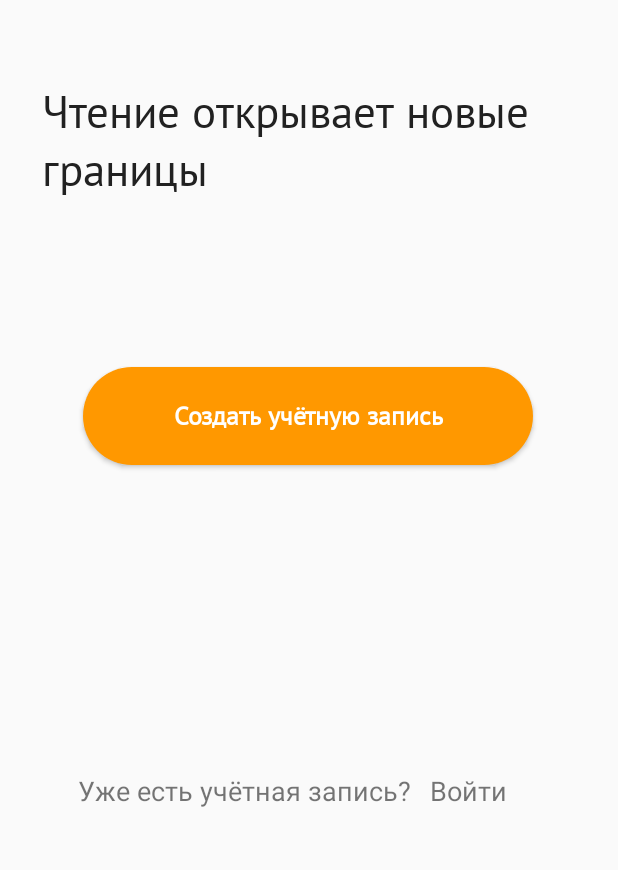
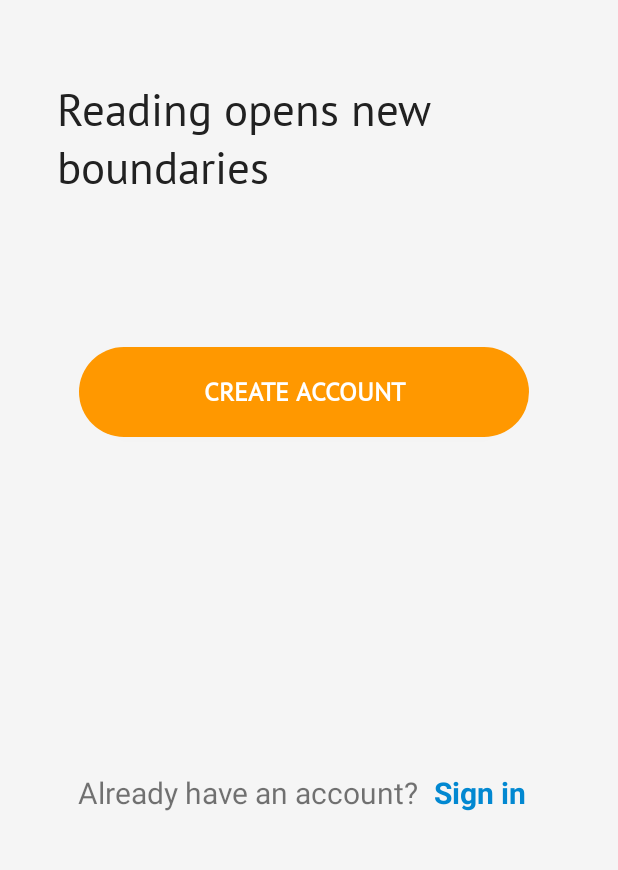
Before and after one commit to xpureheroinex/prp, an Android app: the screen it shows after launch (MainActivity), on a phone screen of 412 x 824 dp, the part 354-1224 px from its top. Run offline under Robolectric (Android 15) with nearby library versions, the phone set to English and light mode, and no system bars.

Commit message:
добавлены страницы Login, Registration
Signed-off-by: Alexander Skoruk <oleksandr.skoruk@nure.ua>

```diff
--- a/android/app/src/main/AndroidManifest.xml
+++ b/android/app/src/main/AndroidManifest.xml
@@ -11,15 +11,27 @@
         android:supportsRtl="true"
         android:theme="@style/AppTheme"
         tools:ignore="GoogleAppIndexingWarning">
-        <activity android:name=".SplashActivity" android:theme="@style/SplashTheme">
+        <activity
+            android:name=".LoginActivity"
+            android:theme="@style/Theme.AppCompat.Light.NoActionBar"></activity>
+        <activity
+            android:name=".RegistrationActivity"
+            android:theme="@style/Theme.AppCompat.Light.NoActionBar"></activity>
+        <activity
+            android:name=".SplashActivity"
+            android:theme="@style/SplashTheme">
             <intent-filter>
                 <action android:name="android.intent.action.MAIN" />
+
                 <category android:name="android.intent.category.LAUNCHER" />
             </intent-filter>
         </activity>
-        <activity android:name=".MainActivity" android:theme="@style/Theme.AppCompat.Light.NoActionBar">
+        <activity
+            android:name=".MainActivity"
+            android:theme="@style/Theme.AppCompat.Light.NoActionBar">
             <intent-filter>
                 <action android:name="android.intent.action.MAIN" />
+
                 <category android:name="android.intent.category.LAUNCHER" />
             </intent-filter>
         </activity>
--- a/android/app/src/main/java/com/example/bookspace/MainActivity.java
+++ b/android/app/src/main/java/com/example/bookspace/MainActivity.java
@@ -1,13 +1,34 @@
 package com.example.bookspace;
 
+import android.content.Intent;
 import android.support.v7.app.AppCompatActivity;
 import android.os.Bundle;
+import android.view.View;
+import android.widget.Button;
+import android.widget.TextView;
 
 public class MainActivity extends AppCompatActivity {
+
 
     @Override
     protected void onCreate(Bundle savedInstanceState) {
         super.onCreate(savedInstanceState);
         setContentView(R.layout.activity_main);
+
+        Button buttonRegister = findViewById(R.id.buttonCreateAccount);
+        buttonRegister.setOnClickListener(new View.OnClickListener() {
+            @Override
+            public void onClick(View v) {
+                startActivity(new Intent(getApplicationContext(), RegistrationActivity.class));
+            }
+        });
+
+        TextView textViewSignIn = findViewById(R.id.textViewSignIn);
+        textViewSignIn.setOnClickListener(new View.OnClickListener() {
+            @Override
+            public void onClick(View v) {
+                startActivity(new Intent(getApplicationContext(), LoginActivity.class));
+            }
+        });
     }
 }
--- a/android/app/src/main/res/layout/activity_main.xml
+++ b/android/app/src/main/res/layout/activity_main.xml
@@ -4,6 +4,7 @@
     xmlns:tools="http://schemas.android.com/tools"
     android:layout_width="match_parent"
     android:layout_height="match_parent"
+    android:background="@color/colorSplashScreen"
     tools:context=".MainActivity">
 
     <ImageView
@@ -22,30 +23,29 @@
 
     <TextView
         android:id="@+id/TaglineMain"
-        android:layout_width="368dp"
-        android:layout_height="84dp"
-        android:layout_marginStart="10dp"
+        android:layout_width="336dp"
+        android:layout_height="79dp"
+        android:layout_marginStart="32dp"
         android:layout_marginTop="8dp"
-        android:layout_marginEnd="8dp"
+        android:layout_marginEnd="32dp"
         android:layout_marginBottom="320dp"
         android:fontFamily="@font/pt_sans"
+        android:text="@string/tagline"
         android:textAlignment="viewStart"
         android:textAllCaps="false"
         android:textColor="@color/colorTextPrimary"
         android:textSize="30sp"
         app:layout_constraintBottom_toBottomOf="parent"
         app:layout_constraintEnd_toEndOf="parent"
-        app:layout_constraintHorizontal_bias="0.703"
         app:layout_constraintStart_toStartOf="parent"
         app:layout_constraintTop_toBottomOf="@+id/LogoMain"
-        app:layout_constraintVertical_bias="0.265"
-        android:text="@string/tagline" />
+        app:layout_constraintVertical_bias="0.25" />
 
     <Button
         android:id="@+id/buttonCreateAccount"
         style="@android:style/Widget.Button"
         android:layout_width="300dp"
-        android:layout_height="65dp"
+        android:layout_height="60dp"
         android:layout_marginStart="8dp"
         android:layout_marginTop="8dp"
         android:layout_marginEnd="8dp"
@@ -53,17 +53,17 @@
         android:background="@drawable/button"
         android:elevation="0dp"
         android:fontFamily="@font/pt_sans"
-        android:text="@string/buttonSignIn"
+        android:text="@string/buttonSignUp"
         android:textAllCaps="false"
         android:textColor="@color/colorText"
         android:textSize="17sp"
         android:textStyle="bold"
         app:layout_constraintBottom_toBottomOf="parent"
         app:layout_constraintEnd_toEndOf="parent"
-        app:layout_constraintHorizontal_bias="0.494"
+        app:layout_constraintHorizontal_bias="0.463"
         app:layout_constraintStart_toStartOf="parent"
         app:layout_constraintTop_toBottomOf="@+id/TaglineMain"
-        app:layout_constraintVertical_bias="0.266" />
+        app:layout_constraintVertical_bias="0.239" />
 
     <TextView
         android:id="@+id/textViewAlreadyRegistered"
@@ -71,18 +71,22 @@
         android:layout_height="33dp"
         android:layout_marginStart="52dp"
         android:layout_marginBottom="40dp"
-        android:text="Уже есть учётная запись?"
-        android:textSize="18sp"
+        android:text="Already have an account?"
+        android:textSize="20sp"
         app:layout_constraintBottom_toBottomOf="parent"
         app:layout_constraintStart_toStartOf="parent" />
 
     <TextView
         android:id="@+id/textViewSignIn"
-        android:layout_width="61dp"
-        android:layout_height="32dp"
-        android:layout_marginEnd="64dp"
-        android:text="Войти"
-        android:textSize="18sp"
+        android:layout_width="80dp"
+        android:layout_height="33dp"
+        android:layout_marginStart="8dp"
+        android:layout_marginEnd="48dp"
+        android:text="Sign in"
+        android:textColor="@color/colorPrimaryDark"
+        android:textSize="20sp"
+        android:textStyle="bold"
         app:layout_constraintBaseline_toBaselineOf="@+id/textViewAlreadyRegistered"
-        app:layout_constraintEnd_toEndOf="parent" />
+        app:layout_constraintEnd_toEndOf="parent"
+        app:layout_constraintStart_toEndOf="@+id/textViewAlreadyRegistered" />
 </android.support.constraint.ConstraintLayout>
--- a/android/app/src/main/res/mipmap-anydpi-v26/ic_launcher.xml
+++ b/android/app/src/main/res/mipmap-anydpi-v26/ic_launcher.xml
@@ -1,5 +1,5 @@
 <?xml version="1.0" encoding="utf-8"?>
 <adaptive-icon xmlns:android="http://schemas.android.com/apk/res/android">
     <background android:drawable="@color/ic_launcher_background"/>
-    <foreground android:drawable="@mipmap/ic_launcher_foreground"/>
+    <foreground android:drawable="@drawable/ic_launcher_foreground"/>
 </adaptive-icon>
--- a/android/app/src/main/res/mipmap-anydpi-v26/ic_launcher_round.xml
+++ b/android/app/src/main/res/mipmap-anydpi-v26/ic_launcher_round.xml
@@ -1,5 +1,5 @@
 <?xml version="1.0" encoding="utf-8"?>
 <adaptive-icon xmlns:android="http://schemas.android.com/apk/res/android">
     <background android:drawable="@color/ic_launcher_background"/>
-    <foreground android:drawable="@mipmap/ic_launcher_foreground"/>
+    <foreground android:drawable="@drawable/ic_launcher_foreground"/>
 </adaptive-icon>
--- a/android/app/src/main/res/values/colors.xml
+++ b/android/app/src/main/res/values/colors.xml
@@ -1,6 +1,6 @@
 <?xml version="1.0" encoding="utf-8"?>
 <resources>
-    <color name="colorSplashScreen">#FAFAFA</color>
+    <color name="colorSplashScreen">#f5f5f5</color>
     <color name="colorPrimary">#03A9F4</color>
     <color name="colorPrimaryDark">#0288D1</color>
     <color name="colorPrimaryLight">#B3E5FC</color>
--- a/android/app/src/main/res/values/strings.xml
+++ b/android/app/src/main/res/values/strings.xml
@@ -1,5 +1,5 @@
 <resources>
     <string name="app_name">BookSpace</string>
-    <string name="tagline">Чтение открывает новые границы</string>
-    <string name="buttonSignIn">Создать учётную запись</string>
+    <string name="tagline">Reading opens new boundaries</string>
+    <string name="buttonSignUp">CREATE ACCOUNT</string>
 </resources>
```
Also changed, not shown: android/app/src/main/ic_launcher-web.png, android/app/src/main/res/drawable/logosplash.png, android/app/src/main/res/mipmap-hdpi/ic_launcher.png, android/app/src/main/res/mipmap-hdpi/ic_launcher_round.png, android/app/src/main/res/mipmap-mdpi/ic_launcher.png, android/app/src/main/res/mipmap-mdpi/ic_launcher_round.png, android/app/src/main/res/mipmap-xhdpi/ic_launcher.png, android/app/src/main/res/mipmap-xhdpi/ic_launcher_round.png, android/app/src/main/res/mipmap-xxhdpi/ic_launcher.png, android/app/src/main/res/mipmap-xxhdpi/ic_launcher_round.png, android/app/src/main/res/mipmap-xxxhdpi/ic_launcher.png, android/app/src/main/res/mipmap-xxxhdpi/ic_launcher_round.png.
